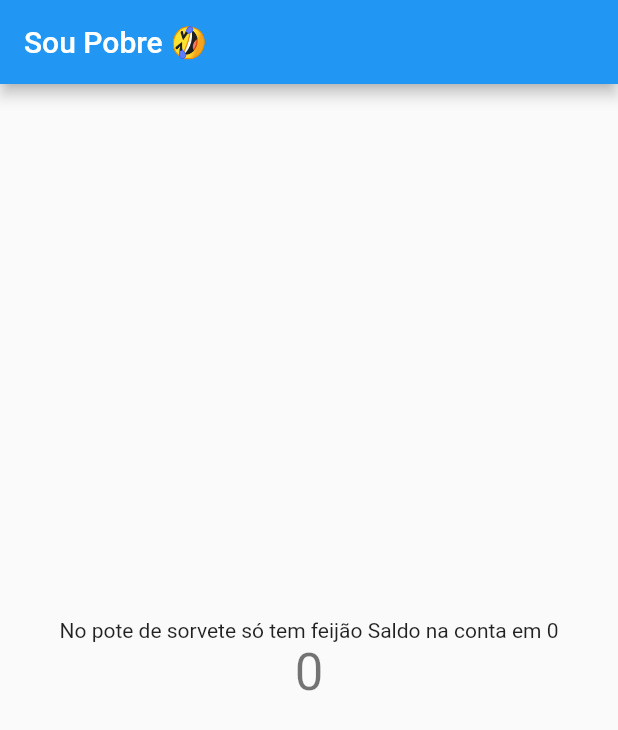
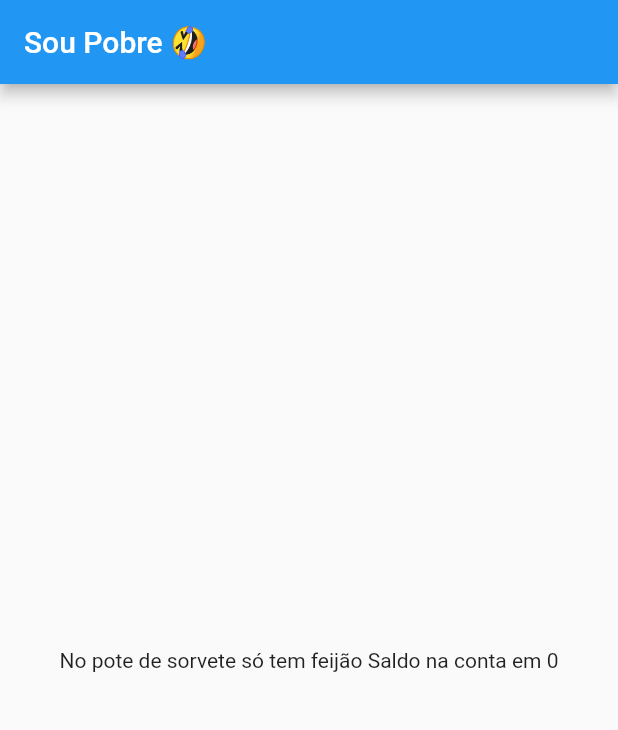
Before and after one commit to matheuskleinschmidt/tarefa, a Flutter app: the screen it shows after launch, on a phone screen of 412 x 824 dp. Shown: the top 730 px of the screen. Run offline on Flutter 3.47's test engine with Material 2 defaults, Android fonts, the phone set to English and light mode, and no system bars.

```diff
--- a/lib/main.dart
+++ b/lib/main.dart
@@ -54,15 +54,10 @@ class _MyHomePageState extends State<MyHomePage> {
         child: Column(
 
           mainAxisAlignment: MainAxisAlignment.center,
-          children: <Widget>[
-            const Text(
+          children: const <Widget>[
+            Text(
               'No pote de sorvete só tem feijão '
                   'Saldo na conta em 0',
-
-            ),
-            Text(
-              '$_counter',
-              style: Theme.of(context).textTheme.headline4,
             ),
           ],
         ),
```
